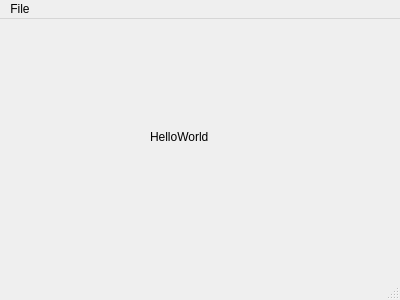
zhaiyunfan/AMT-with-DeepSpeech-and-pyqt, file qt/HelloWorld.ui: the form before one commit.
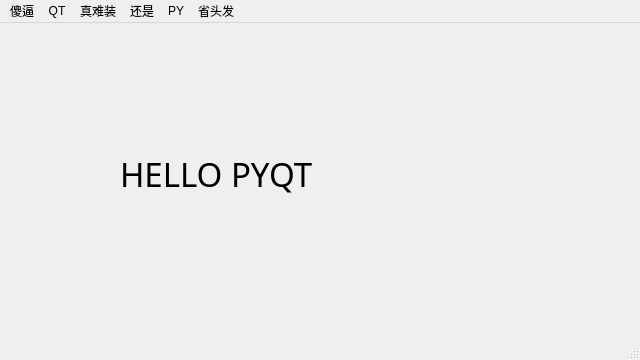
The form after the commit.

What changed in the file:
```diff
--- a/qt/HelloWorld.ui
+++ b/qt/HelloWorld.ui
@@ -6,8 +6,8 @@
    <rect>
     <x>0</x>
     <y>0</y>
-    <width>400</width>
-    <height>300</height>
+    <width>640</width>
+    <height>360</height>
    </rect>
   </property>
   <property name="windowTitle">
@@ -17,14 +17,20 @@
    <widget class="QLabel" name="label">
     <property name="geometry">
      <rect>
-      <x>150</x>
-      <y>110</y>
-      <width>80</width>
-      <height>15</height>
+      <x>120</x>
+      <y>100</y>
+      <width>421</width>
+      <height>101</height>
      </rect>
     </property>
+    <property name="font">
+     <font>
+      <family>Roughwork Demo</family>
+      <pointsize>25</pointsize>
+     </font>
+    </property>
     <property name="text">
-     <string>HelloWorld</string>
+     <string>HELLO PYQT</string>
     </property>
    </widget>
   </widget>
@@ -33,17 +39,47 @@
     <rect>
      <x>0</x>
      <y>0</y>
-     <width>400</width>
+     <width>640</width>
      <height>26</height>
     </rect>
    </property>
-   <widget class="QMenu" name="menuFile">
+   <widget class="QMenu" name="menu">
     <property name="title">
-     <string>File</string>
+     <string>傻逼</string>
     </property>
     <addaction name="actionExit"/>
    </widget>
-   <addaction name="menuFile"/>
+   <widget class="QMenu" name="menuQT">
+    <property name="title">
+     <string>QT</string>
+    </property>
+   </widget>
+   <widget class="QMenu" name="menu_2">
+    <property name="title">
+     <string>真难装</string>
+    </property>
+   </widget>
+   <widget class="QMenu" name="menu_3">
+    <property name="title">
+     <string>还是</string>
+    </property>
+   </widget>
+   <widget class="QMenu" name="menuPT">
+    <property name="title">
+     <string>PY</string>
+    </property>
+   </widget>
+   <widget class="QMenu" name="menu_4">
+    <property name="title">
+     <string>省头发</string>
+    </property>
+   </widget>
+   <addaction name="menu"/>
+   <addaction name="menuQT"/>
+   <addaction name="menu_2"/>
+   <addaction name="menu_3"/>
+   <addaction name="menuPT"/>
+   <addaction name="menu_4"/>
   </widget>
   <widget class="QStatusBar" name="statusbar"/>
   <action name="actionExit">
```
Left out of the diff: 8 changed lines with no effect on the pictures.
